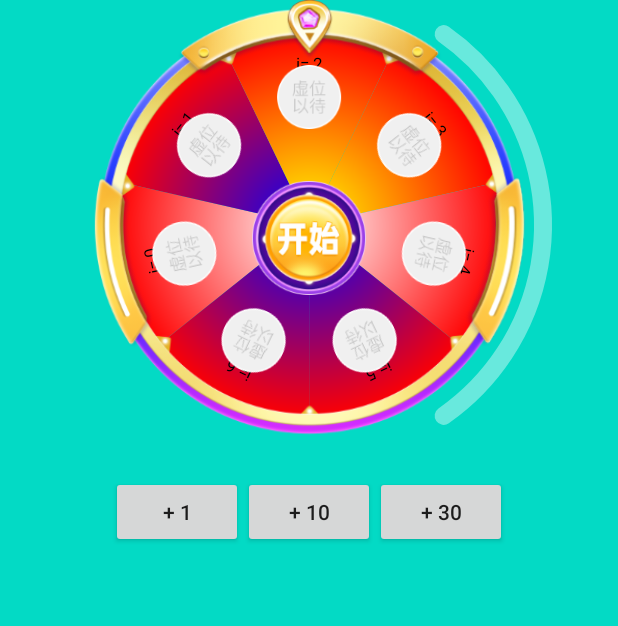
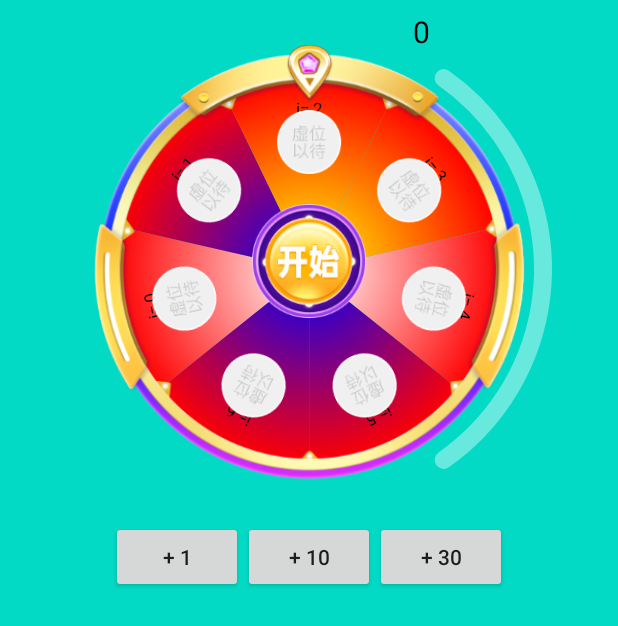
Before and after one commit to HoyeZhang/TurntableDemo, an Android app: the screen it shows after launch (MainActivity), on a phone screen of 412 x 824 dp. Shown: the top 626 px of the screen. Run offline under Robolectric (Android 15) with nearby library versions, the phone set to English and light mode, and no system bars; pictures from the network do not load.

Commit message:
- 修改进度view样式

```diff
--- a/app/src/main/java/com/example/turntabledemo/MainActivity.java
+++ b/app/src/main/java/com/example/turntabledemo/MainActivity.java
@@ -8,7 +8,7 @@ import android.widget.ImageView;
 
 import androidx.annotation.Nullable;
 
-import com.example.turntabledemo.turntable.GiftBean;
+import com.example.turntabledemo.turntable.TurntableGiftBean;
 import com.example.turntabledemo.turntable.TurntableView;
 
 import java.util.ArrayList;
@@ -31,16 +31,16 @@ public class MainActivity extends Activity {
         super.onCreate(savedInstanceState);
         setContentView(R.layout.layout_main);
         turntableView = findViewById(R.id.lrv);
-        ArrayList<GiftBean> giftBeans = new ArrayList<>();
+        ArrayList<TurntableGiftBean> turntableGiftBeans = new ArrayList<>();
         for (int i = 0; i < 7; i++) {
-            GiftBean giftBean = new GiftBean();
-            giftBean.setGiftName("i= " + i);
-            giftBean.setId(100 + i);
-            giftBean.setGiftImageUrl("https://gimg2.baidu.com/image_search/src=http%3A%2F%2Fhbimg.b0.upaiyun.com%2Fdfa9b51a0129d297bbcd9265aa278cada15c4c1e8d135-KNUWOY_fw658&refer=http%3A%2F%2Fhbimg.b0.upaiyun.com&app=2002&size=f9999,10000&q=a80&n=0&g=0n&fmt=jpeg?sec=1624691592&t=b8b442f412b80e2cdc834ba51fb3a499");
-            giftBeans.add(giftBean);
+            TurntableGiftBean turntableGiftBean = new TurntableGiftBean();
+            turntableGiftBean.setGiftName("i= " + i);
+            turntableGiftBean.setId(100 + i);
+            turntableGiftBean.setGiftImageUrl("https://gimg2.baidu.com/image_search/src=http%3A%2F%2Fhbimg.b0.upaiyun.com%2Fdfa9b51a0129d297bbcd9265aa278cada15c4c1e8d135-KNUWOY_fw658&refer=http%3A%2F%2Fhbimg.b0.upaiyun.com&app=2002&size=f9999,10000&q=a80&n=0&g=0n&fmt=jpeg?sec=1624691592&t=b8b442f412b80e2cdc834ba51fb3a499");
+            turntableGiftBeans.add(turntableGiftBean);
         }
 
-        turntableView.setData(giftBeans);
+        turntableView.setData(turntableGiftBeans);
         turntableView.setLuckyPosition(102);
 
         ImageView ivStart = findViewById(R.id.iv_start);
--- a/app/src/main/java/com/example/turntabledemo/TurnProgressView.java
+++ b/app/src/main/java/com/example/turntabledemo/TurnProgressView.java
@@ -5,6 +5,7 @@ import android.animation.ObjectAnimator;
 import android.animation.TimeInterpolator;
 import android.animation.ValueAnimator;
 import android.content.Context;
+import android.content.res.TypedArray;
 import android.graphics.Canvas;
 import android.graphics.Color;
 import android.graphics.Matrix;
@@ -30,24 +31,31 @@ public class TurnProgressView extends View {
 
     private Paint paintDefault;
     private Paint paintCurrent;
+    private Paint textPaint;
     private int[] colors = {Color.parseColor("#FFFC27"), Color.parseColor("#FF9686")};
+    private float mTextSize;//字体大小
+    private int mTextColor = Color.BLACK;
 
     float mPoint = 0.f;
     private float borderWidth = 18;
     private ObjectAnimator objectAnimator;
 
     public TurnProgressView(Context context) {
-        super(context);
+        this(context,null);
         initView();
     }
 
     public TurnProgressView(Context context, @Nullable AttributeSet attrs) {
-        super(context, attrs);
+        this(context, attrs,0);
         initView();
     }
 
     public TurnProgressView(Context context, @Nullable AttributeSet attrs, int defStyleAttr) {
         super(context, attrs, defStyleAttr);
+        TypedArray ta = context.obtainStyledAttributes(attrs, R.styleable.TurnProgressView);
+        mTextColor = ta.getColor(R.styleable.TurnProgressView_progress_color, Color.BLACK);
+        mTextSize = ta.getDimension(R.styleable.TurnProgressView_progress_size, 30f);
+        ta.recycle();
         initView();
     }
 
@@ -67,7 +75,12 @@ public class TurnProgressView extends View {
         //设置笔刷的样式 Paint.Cap.Round ,Cap.SQUARE等分别为圆形、方形
         paintCurrent.setStrokeCap(Paint.Cap.ROUND);
 
-
+        textPaint = new Paint();
+        textPaint.setStyle(Paint.Style.FILL);//设置填充样式
+        textPaint.setAntiAlias(true);//抗锯齿功能
+        textPaint.setTextSize(mTextSize);
+        textPaint.setColor(mTextColor);
+        textPaint.setStrokeWidth(borderWidth);//设置画笔宽度
     }
 
     @Override
@@ -113,6 +126,13 @@ public class TurnProgressView extends View {
         // 画布恢复正常
         canvas.translate(getWidth(), 0);
         canvas.scale(-1, 1);
+
+        float radian = (float) Math.toRadians(305);
+        float x = (float) (centerX + Math.cos(radian)*centerX);
+        float y = (float) (centerX + Math.sin(radian)*centerX);
+
+        canvas.drawText((int)(mPoint * 100)+ "", x - 40f , y- 20f, textPaint);
+
     }
 
 
--- a/app/src/main/java/com/example/turntabledemo/turntable/GiftBean.java
+++ b/app/src/main/java/com/example/turntabledemo/turntable/TurntableGiftBean.java
@@ -20,7 +20,7 @@ import com.example.turntabledemo.R;
  * @Author: zhy
  * @CreateDate: 2021/5/26 18:02
  */
-public class GiftBean {
+public class TurntableGiftBean {
     private long id;
     private String giftName;
     private String giftImageUrl;
--- a/app/src/main/java/com/example/turntabledemo/turntable/TurntableView.java
+++ b/app/src/main/java/com/example/turntabledemo/turntable/TurntableView.java
@@ -11,8 +11,10 @@ import android.graphics.Color;
 import android.graphics.Matrix;
 import android.graphics.Paint;
 import android.graphics.RadialGradient;
+import android.graphics.Rect;
 import android.graphics.RectF;
 import android.graphics.Shader;
+import android.graphics.drawable.BitmapDrawable;
 import android.os.Handler;
 import android.os.Message;
 import android.util.AttributeSet;
@@ -69,10 +71,9 @@ public class TurntableView extends View {
     private int mMySelfBorderColor = Color.WHITE;//头像背景的圈自己的颜色
     private int mBorderWidth = 0;//头像背景超过头像的值
     private List<RadialGradient> radialGradients = new ArrayList<>();
-
-    public GiftBean mLuckyPerson;
+    public TurntableGiftBean mLuckyPerson;
     private ObjectAnimator objectAnimator;
-    private ArrayList<GiftBean> giftBeans = new ArrayList<>();
+    private ArrayList<TurntableGiftBean> turntableGiftBeans = new ArrayList<>();
     private int[] colors = {
             Color.WHITE,
             Color.BLUE,
@@ -117,8 +118,8 @@ public class TurntableView extends View {
         mContext = context;
         TypedArray ta = context.obtainStyledAttributes(attributeSet, R.styleable.TurntableView);
         mBorderColor = ta.getColor(R.styleable.TurntableView_avatar_background, Color.BLACK);
-        mTextColor = ta.getColor(R.styleable.TurntableView_name_color, Color.BLACK);
-        mTextSize = ta.getDimension(R.styleable.TurntableView_name_size, 20f);
+        mTextColor = ta.getColor(R.styleable.TurntableView_gift_name_color, Color.BLACK);
+        mTextSize = ta.getDimension(R.styleable.TurntableView_gift_name_size, 20f);
         mBorderWidth = (int) ta.getDimension(R.styleable.TurntableView_avatar_border_size, 0f);
         ta.recycle();
         init();
@@ -135,13 +136,13 @@ public class TurntableView extends View {
         mOnAnimalEndListener = onAnimalEndListener;
     }
 
-    public final void setData(ArrayList<GiftBean> participantUsersBeanList) {
+    public final void setData(ArrayList<TurntableGiftBean> participantUsersBeanList) {
         mSum = participantUsersBeanList.size();
         mItemAngle = 360.0F / mSum;//计算每个item的角度
         mStartAngle = -mItemAngle / 2;
-        giftBeans.clear();
+        turntableGiftBeans.clear();
         for (int i = 0; i < mSum; i++) {
-            GiftBean luckyPersonBean = new GiftBean();
+            TurntableGiftBean luckyPersonBean = new TurntableGiftBean();
             luckyPersonBean.setmCenterAngle(mStartAngle + mItemAngle * (float) i + mItemAngle / (float) 2);
             luckyPersonBean.setId(participantUsersBeanList.get(i).getId());
             luckyPersonBean.setGiftName(participantUsersBeanList.get(i).getGiftName());
@@ -156,15 +157,15 @@ public class TurntableView extends View {
                 }
             });
 
-            giftBeans.add(luckyPersonBean);
+            turntableGiftBeans.add(luckyPersonBean);
         }
 
     }
 
     public void setLuckyPosition(int giftId) {
-        for (int i = 0; i < giftBeans.size(); i++) {
-            if (giftId == giftBeans.get(i).getId()) {
-                mLuckyPerson = giftBeans.get(i);
+        for (int i = 0; i < turntableGiftBeans.size(); i++) {
+            if (giftId == turntableGiftBeans.get(i).getId()) {
+                mLuckyPerson = turntableGiftBeans.get(i);
                 mHandler.sendEmptyMessage(1);
                 break;
             }
@@ -181,7 +182,7 @@ public class TurntableView extends View {
         mPreStartIndex = 0;//已经准备好的bitmap
         mStartAngle = 0.0F;//存储圆盘开始的位置
         mItemAngle = 0.0F;//每个item的角度
-        giftBeans.clear();
+        turntableGiftBeans.clear();
         mLuckyPerson = null;
     }
 
@@ -198,15 +199,15 @@ public class TurntableView extends View {
      * 计算一下头像所在的位置
      */
     private final void calculateAvatarRetF() {
-        mBorderRect.set((float) mRadio - (float) mAvatarRadio, (float) mRadio / (float) 3 - (float) mAvatarRadio, (float) mRadio + (float) mAvatarRadio, (float) mRadio / (float) 3 + (float) mAvatarRadio);
-        mDrawableRect.set((float) mRadio - (float) mAvatarRadio, (float) mRadio / (float) 3 - (float) mAvatarRadio, (float) mRadio + (float) mAvatarRadio, (float) mRadio / (float) 3 + (float) mAvatarRadio);
+        mBorderRect.set((float) mRadio - (float) mAvatarRadio, (float) mRadio / (float) 4 - (float) mAvatarRadio, (float) mRadio + (float) mAvatarRadio, (float) mRadio / (float) 4 + (float) mAvatarRadio);
+        mDrawableRect.set((float) mRadio - (float) mAvatarRadio, (float) mRadio / (float) 4 - (float) mAvatarRadio, (float) mRadio + (float) mAvatarRadio, (float) mRadio / (float) 4 + (float) mAvatarRadio);
     }
 
     protected void onMeasure(int widthMeasureSpec, int heightMeasureSpec) {
-        super.onMeasure(widthMeasureSpec, heightMeasureSpec);
+        super.onMeasure(widthMeasureSpec, widthMeasureSpec);
         mWith = MeasureSpec.getSize(widthMeasureSpec);
-        mHeight = MeasureSpec.getSize(heightMeasureSpec);
-        mRadio = Math.min(mWith, mHeight) / 2;//设置半径
+        //mHeight = MeasureSpec.getSize(heightMeasureSpec);
+        mRadio =  mWith / 2;//设置半径
         createRadialGradientList();
         //确定一下圆心的坐标
         mBackRoundRect.top = 0.0F;
@@ -233,6 +234,8 @@ public class TurntableView extends View {
     protected void onDraw(Canvas canvas) {
         super.onDraw(canvas);
         if (isPend) {
+            //画表盘
+
             // 先旋转 后作画图 （作画后再旋转就没用了）
             canvas.rotate(-90.0F, (float) mRadio, (float) mRadio);
             for (int index = 0; index < mSum; index++) {
@@ -268,9 +271,9 @@ public class TurntableView extends View {
         //save()跟restore()要成对存在 -- 表示在save到restore中的旋转放大缩小等 只对这两方法间的绘画起作用
         canvas.save();
         canvas.rotate(90.0F, (float) mRadio, (float) mRadio);//将原来的画布-90旋转回来90回来
-        canvas.rotate(giftBeans.get(index).getmCenterAngle(), (float) mRadio, (float) mRadio);
+        canvas.rotate(turntableGiftBeans.get(index).getmCenterAngle(), (float) mRadio, (float) mRadio);
         // 再进行item中心角度的旋转，并画头像
-        canvas.drawText(giftBeans.get(index).getGiftName(), mTextX, mTextY, mTextPaint);
+        canvas.drawText(turntableGiftBeans.get(index).getGiftName(), mTextX, mTextY, mTextPaint);
         canvas.restore();
     }
 
@@ -278,20 +281,20 @@ public class TurntableView extends View {
      * 画头像
      */
     private void drawCircleAvatar(Canvas canvas, int i) {
-        mBitmapShader = new BitmapShader(giftBeans.get(i).getGiftImageBitmap(), Shader.TileMode.CLAMP, Shader.TileMode.CLAMP);
+        mBitmapShader = new BitmapShader(turntableGiftBeans.get(i).getGiftImageBitmap(), Shader.TileMode.CLAMP, Shader.TileMode.CLAMP);
         mBitmapPaint.setAntiAlias(true);
         mBitmapPaint.setShader(mBitmapShader);
         mBorderPaint.setStyle(Paint.Style.FILL);
         mBorderPaint.setAntiAlias(true);
         mBorderPaint.setColor(mBorderColor);
 
-        updateShaderMatrix(giftBeans.get(i).getGiftImageBitmap());//对图片进行缩小跟移动中心点
+        updateShaderMatrix(turntableGiftBeans.get(i).getGiftImageBitmap());//对图片进行缩小跟移动中心点
         canvas.save();
         canvas.rotate(90.0F, (float) mRadio, (float) mRadio);
-        canvas.rotate(giftBeans.get(i).getmCenterAngle(), (float) mRadio, (float) mRadio);
+        canvas.rotate(turntableGiftBeans.get(i).getmCenterAngle(), (float) mRadio, (float) mRadio);
 //        canvas.drawCircle(mDrawableRect.centerX(), mDrawableRect.centerY(), (float) mAvatarRadio + (float) mBorderWidth, mBorderPaint);
 //        canvas.drawCircle(mDrawableRect.centerX(), mDrawableRect.centerY(), (float) mAvatarRadio, mBitmapPaint);
-        canvas.drawBitmap(giftBeans.get(i).getGiftImageBitmap(), mShaderMatrix, mBitmapPaint);
+        canvas.drawBitmap(turntableGiftBeans.get(i).getGiftImageBitmap(), mShaderMatrix, mBitmapPaint);
         canvas.restore();
     }
 
@@ -312,9 +315,9 @@ public class TurntableView extends View {
      * 开始动画
      */
     public final void startAnimal() {
-//        if (objectAnimator != null) {
-//            objectAnimator.cancel();
-//        }
+        if (objectAnimator != null) {
+            objectAnimator.cancel();
+        }
 
         float endAngle = mRepeatCount * 360 + (360 - mLuckyPerson.getmCenterAngle());
         objectAnimator = ObjectAnimator.ofFloat(this, "rotation", 0, endAngle / 2, endAngle - 4, endAngle + 2, endAngle);
--- a/app/src/main/res/layout/layout_main.xml
+++ b/app/src/main/res/layout/layout_main.xml
@@ -25,7 +25,7 @@
             android:id="@+id/lrv"
             android:layout_width="0dp"
             android:layout_height="0dp"
-            app:name_size="11sp"
+            app:gift_name_size="11sp"
             android:layout_margin="20dp"
             app:layout_constraintTop_toTopOf="@+id/iv_turn_table"
             app:layout_constraintBottom_toBottomOf="@+id/iv_turn_table"
@@ -36,6 +36,7 @@
             android:id="@+id/iv_turn_table"
             android:layout_width="299dp"
             android:layout_height="299dp"
+            android:layout_marginTop="30dp"
             app:layout_constraintTop_toTopOf="parent"
             app:layout_constraintEnd_toEndOf="parent"
             app:layout_constraintStart_toStartOf="parent"
--- a/app/src/main/res/values/attrs.xml
+++ b/app/src/main/res/values/attrs.xml
@@ -3,13 +3,21 @@
 
     <declare-styleable name="TurntableView">
         <!--        名字的颜色-->
-        <attr name="name_color" format="color"></attr>
+        <attr name="gift_name_color" format="color"></attr>
         <!--        名字的大小-->
-        <attr name="name_size" format="dimension"></attr>
+        <attr name="gift_name_size" format="dimension"></attr>
         <!--        头像后面框的背景样色-->
         <attr name="avatar_background" format="color"></attr>
         <!--        头像的后面框的背景大小-->
         <attr name="avatar_border_size" format="dimension"></attr>
     </declare-styleable>
 
+    <declare-styleable name="TurnProgressView">
+        <!--        进度颜色-->
+        <attr name="progress_color" format="color"></attr>
+        <!--        进度大小-->
+        <attr name="progress_size" format="dimension"></attr>
+
+    </declare-styleable>
+
 </resources>
```
